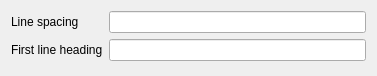
First picture: the form in surveypatterndetails.ui, repository rolker/camp, before the edit.
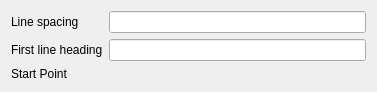
Second picture: the form after the edit. Custom widgets are drawn as their Qt base class.

Commit message: Seemed to have fixed georeferencing issue by grabbing projection information from GCP when main one is blank. Also in the process of trying to embed waypoint details in survey pattern details.

```diff
--- a/surveypatterndetails.ui
+++ b/surveypatterndetails.ui
@@ -34,8 +34,26 @@
    <item row="1" column="1">
     <widget class="QLineEdit" name="headingEdit"/>
    </item>
+   <item row="2" column="1">
+    <widget class="WaypointDetails" name="startPoint" native="true"/>
+   </item>
+   <item row="2" column="0">
+    <widget class="QLabel" name="label">
+     <property name="text">
+      <string>Start Point</string>
+     </property>
+    </widget>
+   </item>
   </layout>
  </widget>
+ <customwidgets>
+  <customwidget>
+   <class>WaypointDetails</class>
+   <extends>QWidget</extends>
+   <header>waypointdetails.h</header>
+   <container>1</container>
+  </customwidget>
+ </customwidgets>
  <resources/>
  <connections/>
 </ui>
```
The commit also changes 8 other files.
